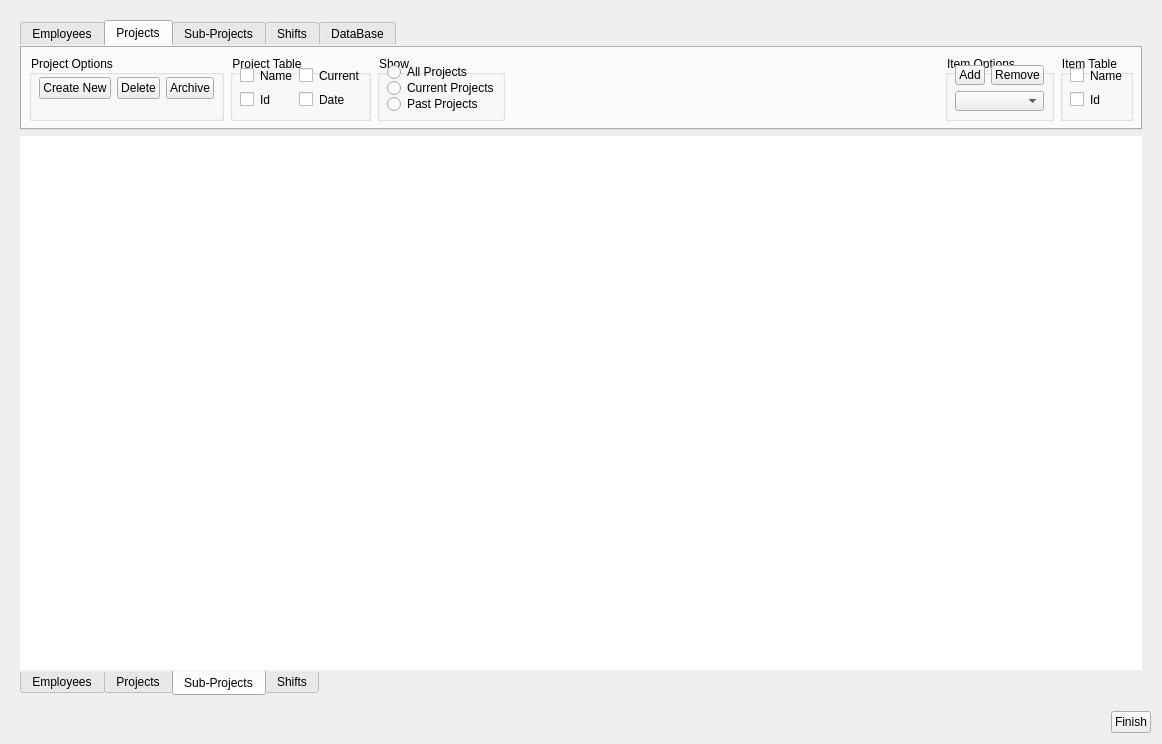
Above: Source/Labor-Tracker/mainform.ui from joshuawootonn/time-track before the change. Below: the same form after it.
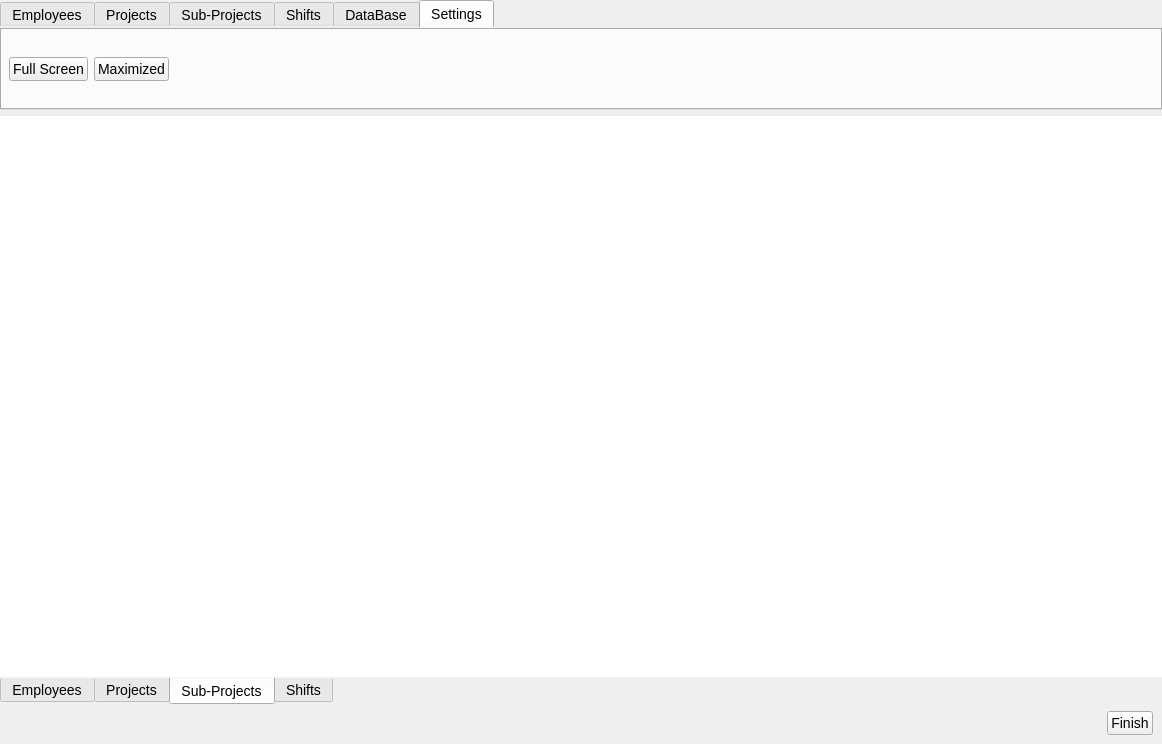
That is the form after the change. The open tabs and pages were chosen to show the change.

```diff
--- a/Source/Labor-Tracker/mainform.ui
+++ b/Source/Labor-Tracker/mainform.ui
@@ -16,7 +16,7 @@
   <property name="styleSheet">
    <string notr="true">*{
 font-family:&quot;Calibri&quot;;
-font-size: 12px;
+font-size: 14px;
 
 }
 QTabWidget{
@@ -40,9 +40,28 @@
 QRadioButton{
 padding:0px;
 margin:0px;
-}</string>
+}
+
+QTabWidget{
+
+}
+QGroupBox { 
+   
+ } </string>
   </property>
   <layout class="QGridLayout" name="_2">
+   <property name="leftMargin">
+    <number>0</number>
+   </property>
+   <property name="topMargin">
+    <number>0</number>
+   </property>
+   <property name="rightMargin">
+    <number>0</number>
+   </property>
+   <property name="bottomMargin">
+    <number>0</number>
+   </property>
    <item row="0" column="1">
     <widget class="QStackedWidget" name="mainStack">
      <property name="styleSheet">
@@ -134,13 +153,25 @@
      </widget>
      <widget class="QWidget" name="advPage">
       <layout class="QGridLayout" name="gridLayout_7">
+       <property name="leftMargin">
+        <number>0</number>
+       </property>
+       <property name="topMargin">
+        <number>0</number>
+       </property>
+       <property name="rightMargin">
+        <number>0</number>
+       </property>
+       <property name="bottomMargin">
+        <number>0</number>
+       </property>
        <item row="2" column="0">
         <widget class="QTabWidget" name="MainTabs">
          <property name="tabPosition">
           <enum>QTabWidget::South</enum>
          </property>
          <property name="currentIndex">
-          <number>0</number>
+          <number>2</number>
          </property>
          <widget class="QWidget" name="EmployeeTab">
           <attribute name="title">
@@ -159,6 +190,9 @@
            <property name="bottomMargin">
             <number>0</number>
            </property>
+           <property name="spacing">
+            <number>0</number>
+           </property>
            <item row="0" column="0">
             <widget class="QTableView" name="EmployeeView">
              <property name="frameShape">
@@ -188,6 +222,9 @@
            <property name="bottomMargin">
             <number>0</number>
            </property>
+           <property name="spacing">
+            <number>0</number>
+           </property>
            <item row="0" column="0">
             <layout class="QHBoxLayout" name="horizontalLayout_11">
              <item>
@@ -225,6 +262,9 @@
            <property name="bottomMargin">
             <number>0</number>
            </property>
+           <property name="spacing">
+            <number>0</number>
+           </property>
            <item row="0" column="0">
             <widget class="QTableView" name="ItemView">
              <property name="frameShape">
@@ -254,6 +294,9 @@
            <property name="bottomMargin">
             <number>0</number>
            </property>
+           <property name="spacing">
+            <number>0</number>
+           </property>
            <item row="0" column="0">
             <widget class="QTableView" name="ShiftView">
              <property name="frameShape">
@@ -276,8 +319,17 @@
          <property name="styleSheet">
           <string notr="true"/>
          </property>
+         <property name="tabPosition">
+          <enum>QTabWidget::North</enum>
+         </property>
+         <property name="tabShape">
+          <enum>QTabWidget::Rounded</enum>
+         </property>
          <property name="currentIndex">
-          <number>1</number>
+          <number>5</number>
+         </property>
+         <property name="elideMode">
+          <enum>Qt::ElideLeft</enum>
          </property>
          <property name="documentMode">
           <bool>false</bool>
@@ -296,6 +348,21 @@
            <string>Employees</string>
           </attribute>
           <layout class="QHBoxLayout" name="horizontalLayout_2">
+           <property name="spacing">
+            <number>1</number>
+           </property>
+           <property name="leftMargin">
+            <number>2</number>
+           </property>
+           <property name="topMargin">
+            <number>2</number>
+           </property>
+           <property name="rightMargin">
+            <number>2</number>
+           </property>
+           <property name="bottomMargin">
+            <number>2</number>
+           </property>
            <item>
             <widget class="QGroupBox" name="groupBox">
              <property name="minimumSize">
@@ -464,6 +531,21 @@
            <string>Projects</string>
           </attribute>
           <layout class="QHBoxLayout" name="horizontalLayout_7">
+           <property name="spacing">
+            <number>1</number>
+           </property>
+           <property name="leftMargin">
+            <number>2</number>
+           </property>
+           <property name="topMargin">
+            <number>2</number>
+           </property>
+           <property name="rightMargin">
+            <number>2</number>
+           </property>
+           <property name="bottomMargin">
+            <number>2</number>
+           </property>
            <item>
             <widget class="QGroupBox" name="groupBox_6">
              <property name="title">
@@ -533,6 +615,12 @@
            </item>
            <item>
             <widget class="QGroupBox" name="groupBox_9">
+             <property name="font">
+              <font>
+               <family>Calibri</family>
+               <pointsize>-1</pointsize>
+              </font>
+             </property>
              <property name="title">
               <string>Show</string>
              </property>
@@ -640,6 +728,21 @@
            <string>Sub-Projects</string>
           </attribute>
           <layout class="QHBoxLayout" name="horizontalLayout_8">
+           <property name="spacing">
+            <number>1</number>
+           </property>
+           <property name="leftMargin">
+            <number>2</number>
+           </property>
+           <property name="topMargin">
+            <number>2</number>
+           </property>
+           <property name="rightMargin">
+            <number>2</number>
+           </property>
+           <property name="bottomMargin">
+            <number>2</number>
+           </property>
            <item>
             <widget class="QGroupBox" name="groupBox_7">
              <property name="title">
@@ -723,10 +826,28 @@
           </layout>
          </widget>
          <widget class="QWidget" name="ShiftSettings">
+          <property name="styleSheet">
+           <string notr="true"/>
+          </property>
           <attribute name="title">
            <string>Shifts</string>
           </attribute>
           <layout class="QHBoxLayout" name="horizontalLayout_3">
+           <property name="spacing">
+            <number>1</number>
+           </property>
+           <property name="leftMargin">
+            <number>2</number>
+           </property>
+           <property name="topMargin">
+            <number>2</number>
+           </property>
+           <property name="rightMargin">
+            <number>2</number>
+           </property>
+           <property name="bottomMargin">
+            <number>2</number>
+           </property>
            <item>
             <widget class="QGroupBox" name="groupBox_4">
              <property name="title">
@@ -882,7 +1003,7 @@
            <item>
             <widget class="QGroupBox" name="groupBox_15">
              <property name="title">
-              <string>Total Time:</string>
+              <string>Total</string>
              </property>
              <layout class="QGridLayout" name="gridLayout_15">
               <item row="0" column="0">
@@ -908,6 +1029,21 @@
            <string>DataBase</string>
           </attribute>
           <layout class="QHBoxLayout" name="horizontalLayout_4">
+           <property name="spacing">
+            <number>1</number>
+           </property>
+           <property name="leftMargin">
+            <number>2</number>
+           </property>
+           <property name="topMargin">
+            <number>2</number>
+           </property>
+           <property name="rightMargin">
+            <number>2</number>
+           </property>
+           <property name="bottomMargin">
+            <number>2</number>
+           </property>
            <item>
             <widget class="QGroupBox" name="groupBox_14">
              <property name="title">
@@ -952,6 +1088,40 @@
            </item>
           </layout>
          </widget>
+         <widget class="QWidget" name="Settings">
+          <attribute name="title">
+           <string>Settings</string>
+          </attribute>
+          <layout class="QHBoxLayout" name="horizontalLayout_12">
+           <item>
+            <widget class="QPushButton" name="SettngsFullScreen">
+             <property name="text">
+              <string>Full Screen</string>
+             </property>
+            </widget>
+           </item>
+           <item>
+            <widget class="QPushButton" name="SettingsMaximized">
+             <property name="text">
+              <string>Maximized</string>
+             </property>
+            </widget>
+           </item>
+           <item>
+            <spacer name="horizontalSpacer_8">
+             <property name="orientation">
+              <enum>Qt::Horizontal</enum>
+             </property>
+             <property name="sizeHint" stdset="0">
+              <size>
+               <width>40</width>
+               <height>20</height>
+              </size>
+             </property>
+            </spacer>
+           </item>
+          </layout>
+         </widget>
         </widget>
        </item>
       </layout>
@@ -963,6 +1133,12 @@
      <property name="sizeConstraint">
       <enum>QLayout::SetMinimumSize</enum>
      </property>
+     <property name="rightMargin">
+      <number>9</number>
+     </property>
+     <property name="bottomMargin">
+      <number>9</number>
+     </property>
      <item>
       <spacer name="horizontalSpacer">
        <property name="orientation">
```
